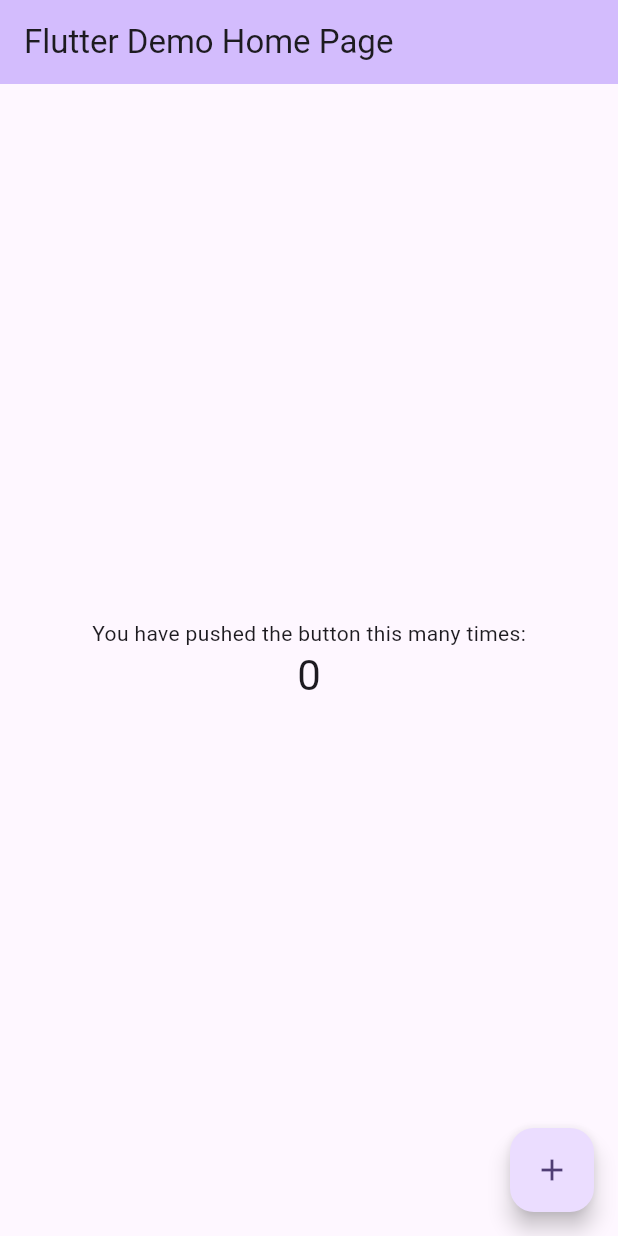
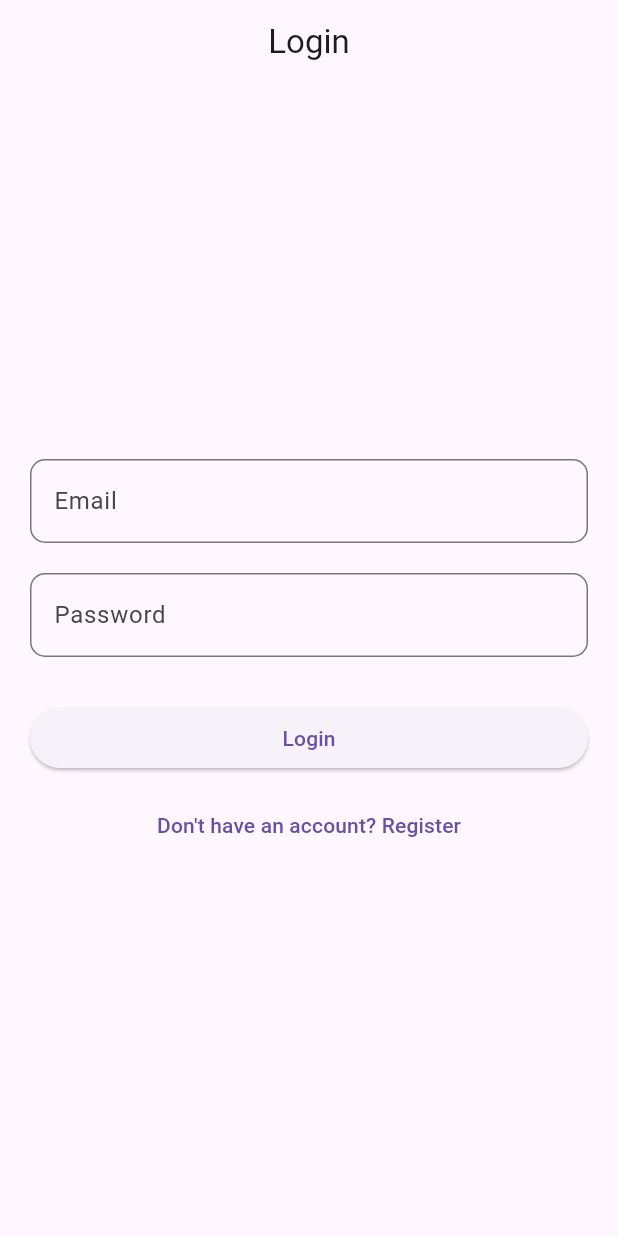
Before and after one commit to adnanshad35/course_guide, a Flutter app: the screen it shows after launch, on a phone screen of 412 x 824 dp. Run offline on Flutter 3.47's test engine with Material 3 defaults, Android fonts, the phone set to English and light mode, and no system bars.

Commit message:
Add saved login and registration screens

```diff
--- a/lib/login_screen.dart
+++ b/lib/login_screen.dart
@@ -0,0 +1,65 @@
+import 'package:flutter/material.dart';
+import 'register_screen.dart'; // Import the registration screen
+
+class LoginScreen extends StatelessWidget {
+  const LoginScreen({super.key});
+
+  @override
+  Widget build(BuildContext context) {
+    return Scaffold(
+      appBar: AppBar(
+        title: const Text('Login'),
+        centerTitle: true,
+      ),
+      body: Padding(
+        padding: const EdgeInsets.all(20.0),
+        child: Column(
+          mainAxisAlignment: MainAxisAlignment.center,
+          children: [
+            TextField(
+              decoration: InputDecoration(
+                labelText: 'Email',
+                border: OutlineInputBorder(
+                  borderRadius: BorderRadius.circular(10),
+                ),
+              ),
+            ),
+            const SizedBox(height: 20),
+            TextField(
+              obscureText: true,
+              decoration: InputDecoration(
+                labelText: 'Password',
+                border: OutlineInputBorder(
+                  borderRadius: BorderRadius.circular(10),
+                ),
+              ),
+            ),
+            const SizedBox(height: 30),
+            SizedBox(
+              width: double.infinity,
+              child: ElevatedButton(
+                onPressed: () {
+                  // TODO: Add login logic
+                },
+                child: const Text('Login'),
+              ),
+            ),
+            const SizedBox(height: 10),
+            TextButton(
+              onPressed: () {
+                // Navigate to the registration screen
+                Navigator.push(
+                  context,
+                  MaterialPageRoute(
+                    builder: (context) => const RegisterScreen(),
+                  ),
+                );
+              },
+              child: const Text('Don\'t have an account? Register'),
+            ),
+          ],
+        ),
+      ),
+    );
+  }
+}
--- a/lib/main.dart
+++ b/lib/main.dart
@@ -1,4 +1,5 @@
 import 'package:flutter/material.dart';
+import 'login_screen.dart'; // import the login screen file
 
 void main() {
   runApp(const MyApp());
@@ -7,116 +8,14 @@ void main() {
 class MyApp extends StatelessWidget {
   const MyApp({super.key});
 
-  // This widget is the root of your application.
   @override
   Widget build(BuildContext context) {
     return MaterialApp(
-      title: 'Flutter Demo',
+      title: 'Course Guide',
       theme: ThemeData(
-        // This is the theme of your application.
-        //
-        // TRY THIS: Try running your application with "flutter run". You'll see
-        // the application has a purple toolbar. Then, without quitting the app,
-        // try changing the seedColor in the colorScheme below to Colors.green
-        // and then invoke "hot reload" (save your changes or press the "hot
-        // reload" button in a Flutter-supported IDE, or press "r" if you used
-        // the command line to start the app).
-        //
-        // Notice that the counter didn't reset back to zero; the application
-        // state is not lost during the reload. To reset the state, use hot
-        // restart instead.
-        //
-        // This works for code too, not just values: Most code changes can be
-        // tested with just a hot reload.
-        colorScheme: ColorScheme.fromSeed(seedColor: Colors.deepPurple),
+        primarySwatch: Colors.blue,
       ),
-      home: const MyHomePage(title: 'Flutter Demo Home Page'),
+      home: const LoginScreen(),
     );
   }
 }
-
-class MyHomePage extends StatefulWidget {
-  const MyHomePage({super.key, required this.title});
-
-  // This widget is the home page of your application. It is stateful, meaning
-  // that it has a State object (defined below) that contains fields that affect
-  // how it looks.
-
-  // This class is the configuration for the state. It holds the values (in this
-  // case the title) provided by the parent (in this case the App widget) and
-  // used by the build method of the State. Fields in a Widget subclass are
-  // always marked "final".
-
-  final String title;
-
-  @override
-  State<MyHomePage> createState() => _MyHomePageState();
-}
-
-class _MyHomePageState extends State<MyHomePage> {
-  int _counter = 0;
-
-  void _incrementCounter() {
-    setState(() {
-      // This call to setState tells the Flutter framework that something has
-      // changed in this State, which causes it to rerun the build method below
-      // so that the display can reflect the updated values. If we changed
-      // _counter without calling setState(), then the build method would not be
-      // called again, and so nothing would appear to happen.
-      _counter++;
-    });
-  }
-
-  @override
-  Widget build(BuildContext context) {
-    // This method is rerun every time setState is called, for instance as done
-    // by the _incrementCounter method above.
-    //
-    // The Flutter framework has been optimized to make rerunning build methods
-    // fast, so that you can just rebuild anything that needs updating rather
-    // than having to individually change instances of widgets.
-    return Scaffold(
-      appBar: AppBar(
-        // TRY THIS: Try changing the color here to a specific color (to
-        // Colors.amber, perhaps?) and trigger a hot reload to see the AppBar
-        // change color while the other colors stay the same.
-        backgroundColor: Theme.of(context).colorScheme.inversePrimary,
-        // Here we take the value from the MyHomePage object that was created by
-        // the App.build method, and use it to set our appbar title.
-        title: Text(widget.title),
-      ),
-      body: Center(
-        // Center is a layout widget. It takes a single child and positions it
-        // in the middle of the parent.
-        child: Column(
-          // Column is also a layout widget. It takes a list of children and
-          // arranges them vertically. By default, it sizes itself to fit its
-          // children horizontally, and tries to be as tall as its parent.
-          //
-          // Column has various properties to control how it sizes itself and
-          // how it positions its children. Here we use mainAxisAlignment to
-          // center the children vertically; the main axis here is the vertical
-          // axis because Columns are vertical (the cross axis would be
-          // horizontal).
-          //
-          // TRY THIS: Invoke "debug painting" (choose the "Toggle Debug Paint"
-          // action in the IDE, or press "p" in the console), to see the
-          // wireframe for each widget.
-          mainAxisAlignment: MainAxisAlignment.center,
-          children: <Widget>[
-            const Text('You have pushed the button this many times:'),
-            Text(
-              '$_counter',
-              style: Theme.of(context).textTheme.headlineMedium,
-            ),
-          ],
-        ),
-      ),
-      floatingActionButton: FloatingActionButton(
-        onPressed: _incrementCounter,
-        tooltip: 'Increment',
-        child: const Icon(Icons.add),
-      ), // This trailing comma makes auto-formatting nicer for build methods.
-    );
-  }
-}
```
Also changed, not shown: lib/register_screen.dart (+78 -0 lines).
